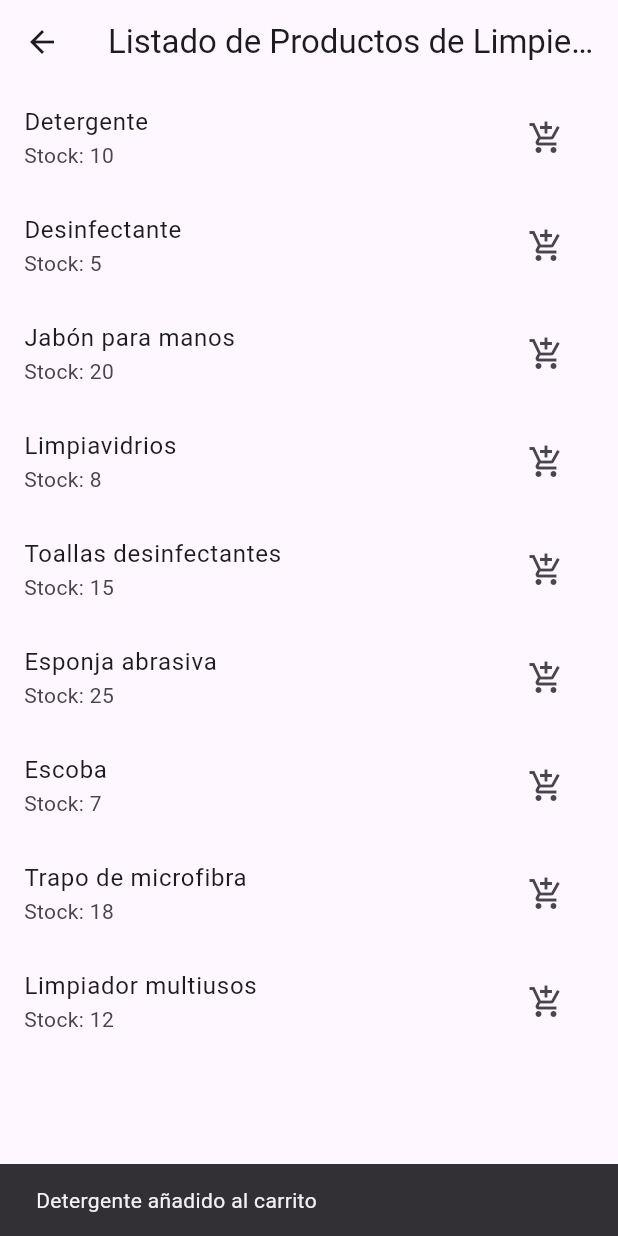
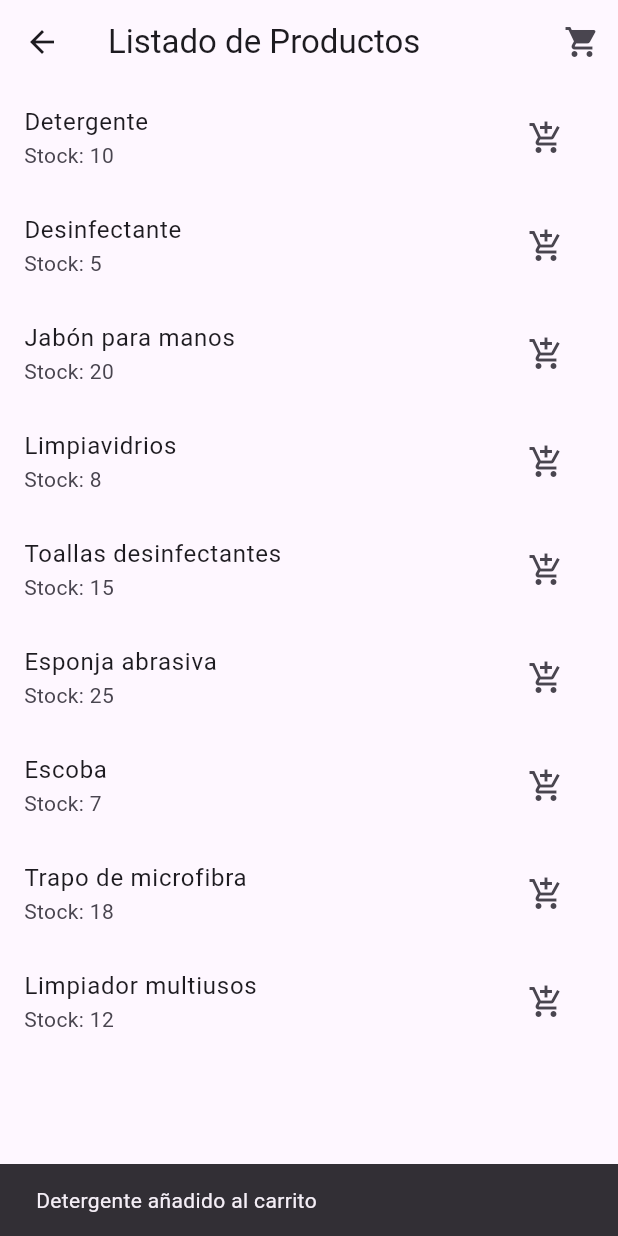
Before and after one commit to KatherineDominguez30/examen_flutter_1, a Flutter app: the ListProductsScreen screen opened by its route, after a tap on the "add shopping cart" icon, on a phone screen of 412 x 824 dp. Run offline on Flutter 3.47's test engine with Material 3 defaults, Android fonts, the phone set to English and light mode, and no system bars; our stand-ins replace bloc, flutter_bloc.

Commit message:
agregue los productos al carrito

```diff
--- a/lib/cubit/cart_cubit.dart
+++ b/lib/cubit/cart_cubit.dart
@@ -8,12 +8,14 @@ class CartCubit extends Cubit<CartState> {
   CartCubit() : super(CartState([]));
 
   void addItem(Product product) {
-    final updatedCart = List<Product>.from(state.cartItems)..add(product);
-    emit(CartState(updatedCart));
+    final currentState = List<Product>.from(state.cartItems);
+    currentState.add(product);
+    emit(CartState(currentState));
   }
 
   void removeItem(Product product) {
-    final updatedCart = List<Product>.from(state.cartItems)..remove(product);
-    emit(CartState(updatedCart));
+    final currentState = List<Product>.from(state.cartItems);
+    currentState.remove(product);
+    emit(CartState(currentState));
   }
 }
--- a/lib/views/list_products_screen.dart
+++ b/lib/views/list_products_screen.dart
@@ -1,8 +1,10 @@
+
 import 'package:flutter/material.dart';
 import 'package:flutter_bloc/flutter_bloc.dart';
 import '../cubit/cart_cubit.dart';
 import '../models/products.dart';
 import 'details_screen.dart';
+import 'cart_screen.dart';
 
 class ListProductsScreen extends StatefulWidget {
   @override
@@ -98,7 +100,30 @@ class _ListProductsScreenState extends State<ListProductsScreen> {
   Widget build(BuildContext context) {
     return Scaffold(
       appBar: AppBar(
-        title: Text('Listado de Productos de Limpieza'),
+        title: Text('Listado de Productos'),
+        actions: [
+          BlocBuilder<CartCubit, CartState>(
+            builder: (context, state) {
+              if (state.cartItems.isNotEmpty) {
+                return IconButton(
+                  icon: Icon(Icons.shopping_cart),
+                  onPressed: () {
+                    showDialog(
+                      context: context,
+                      builder: (context) {
+                        return Dialog(
+                          child: CartScreen(),
+                        );
+                      },
+                    );
+                  },
+                );
+              } else {
+                return Container();
+              }
+            },
+          ),
+        ],
       ),
       body: ListView.builder(
         itemCount: availableProducts.length,
```
Also changed, not shown: lib/views/cart_screen.dart (+4 -3 lines).
